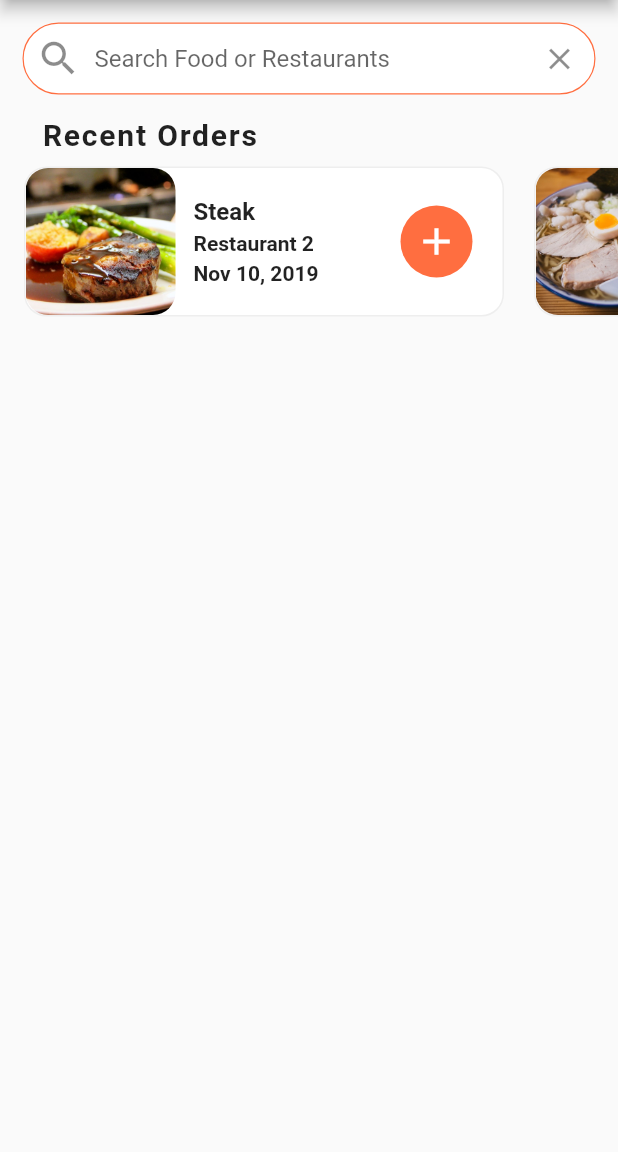
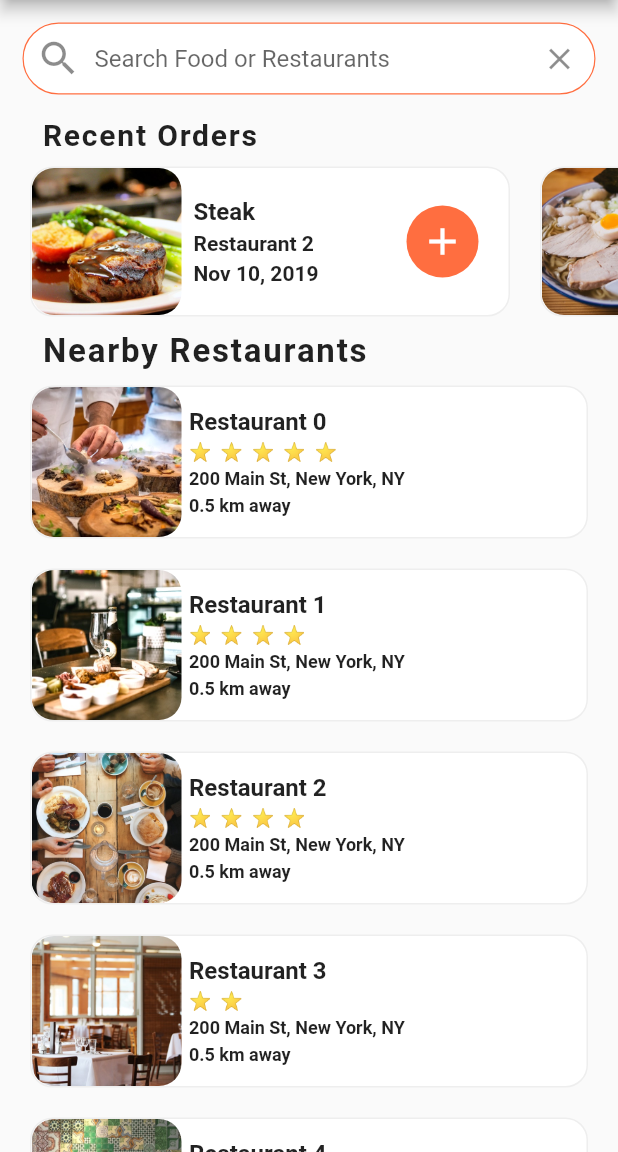
Before and after one commit to raj-vora/food_delivery_ui, a Flutter app: the screen it shows after launch, on a phone screen of 412 x 824 dp, the part 84-1236 px from its top. Run offline on Flutter 3.47's test engine with Material 2 defaults, Android fonts, the phone set to English and light mode, and no system bars.

Commit message:
nearby restaurants done

```diff
--- a/lib/screens/home_screen.dart
+++ b/lib/screens/home_screen.dart
@@ -1,5 +1,6 @@
 import 'package:flutter/material.dart';
 import 'package:food_delivery_ui_flutter/data/data.dart';
+import 'package:food_delivery_ui_flutter/widgets/nearby_restaurants.dart';
 import 'package:food_delivery_ui_flutter/widgets/recent_orders.dart';
 
 class HomeScreen extends StatefulWidget {
@@ -66,6 +67,7 @@ class _HomeScreenState extends State<HomeScreen> {
             ),
           ),
           RecentOrders(),
+          NearbyRestaurants(),
         ],
       ),
     );
--- /dev/null
+++ b/lib/widgets/nearby_restaurants.dart
@@ -0,0 +1,96 @@
+import 'package:flutter/material.dart';
+import 'package:food_delivery_ui_flutter/data/data.dart';
+import 'package:food_delivery_ui_flutter/widgets/rating_stars.dart';
+
+class NearbyRestaurants extends StatelessWidget {
+  _buildRestaurants() {
+    List<Widget> restaurantList = [];
+    restaurants.forEach((restaurant) {
+      restaurantList.add(
+        Container(
+          margin: EdgeInsets.symmetric(horizontal: 20.0, vertical: 10.0),
+          decoration: BoxDecoration(
+            color: Colors.white,
+            borderRadius: BorderRadius.circular(15.0),
+            border: Border.all(
+              width: 1.0,
+              color: Colors.grey[200],
+            ),
+          ),
+          child: Row(
+            children: [
+              ClipRRect(
+                borderRadius: BorderRadius.circular(15.0),
+                child: Image(
+                  height: 100.0,
+                  width: 100.0,
+                  image: AssetImage(restaurant.imageUrl),
+                  fit: BoxFit.cover,
+                ),
+              ),
+              Container(
+                margin: EdgeInsets.all(5.0),
+                child: Column(
+                  mainAxisAlignment: MainAxisAlignment.center,
+                  crossAxisAlignment: CrossAxisAlignment.start,
+                  children: [
+                    Text(
+                      restaurant.name,
+                      style: TextStyle(
+                        fontSize: 16.0,
+                        fontWeight: FontWeight.bold,
+                      ),
+                      overflow: TextOverflow.ellipsis,
+                    ),
+                    SizedBox(height: 4.0),
+                    RatingStars(restaurant.rating),
+                    SizedBox(height: 4.0),
+                    Text(
+                      restaurant.address,
+                      style: TextStyle(
+                        fontSize: 12.0,
+                        fontWeight: FontWeight.w600,
+                      ),
+                      overflow: TextOverflow.ellipsis,
+                    ),
+                    SizedBox(height: 4.0),
+                    Text(
+                      '0.5 km away',
+                      style: TextStyle(
+                        fontSize: 12.0,
+                        fontWeight: FontWeight.w600,
+                      ),
+                      overflow: TextOverflow.ellipsis,
+                    ),
+                  ],
+                ),
+              ),
+            ],
+          ),
+        ),
+      );
+    });
+    return Column(children: restaurantList);
+  }
+
+  @override
+  Widget build(BuildContext context) {
+    return Column(
+      crossAxisAlignment: CrossAxisAlignment.start,
+      children: [
+        Padding(
+          padding: EdgeInsets.symmetric(horizontal: 28.0),
+          child: Text(
+            'Nearby Restaurants',
+            style: TextStyle(
+              fontSize: 22.0,
+              fontWeight: FontWeight.w600,
+              letterSpacing: 1.2,
+            ),
+          ),
+        ),
+        _buildRestaurants(),
+      ],
+    );
+  }
+}
--- /dev/null
+++ b/lib/widgets/rating_stars.dart
@@ -0,0 +1,20 @@
+import 'package:flutter/material.dart';
+
+class RatingStars extends StatelessWidget {
+  final int rating;
+
+  const RatingStars(this.rating);
+
+  @override
+  Widget build(BuildContext context) {
+    String stars = '';
+    for (int i = 0; i < rating; i++) stars += '⭐  ';
+    stars.trim();
+    return Text(
+      stars,
+      style: TextStyle(
+        fontSize: 12.0,
+      ),
+    );
+  }
+}
--- a/lib/widgets/recent_orders.dart
+++ b/lib/widgets/recent_orders.dart
@@ -32,7 +32,7 @@ class RecentOrders extends StatelessWidget {
                 ),
                 Expanded(
                   child: Container(
-                    margin: EdgeInsets.all(12.0),
+                    margin: EdgeInsets.all(8.0),
                     child: Column(
                       mainAxisAlignment: MainAxisAlignment.center,
                       crossAxisAlignment: CrossAxisAlignment.start,
@@ -103,7 +103,7 @@ class RecentOrders extends StatelessWidget {
           height: 120.0,
           child: ListView.builder(
             physics: BouncingScrollPhysics(),
-            padding: EdgeInsets.only(left: 6.0),
+            padding: EdgeInsets.only(left: 10.0),
             scrollDirection: Axis.horizontal,
             itemCount: currentUser.orders.length,
             itemBuilder: (BuildContext context, int index) {
```
